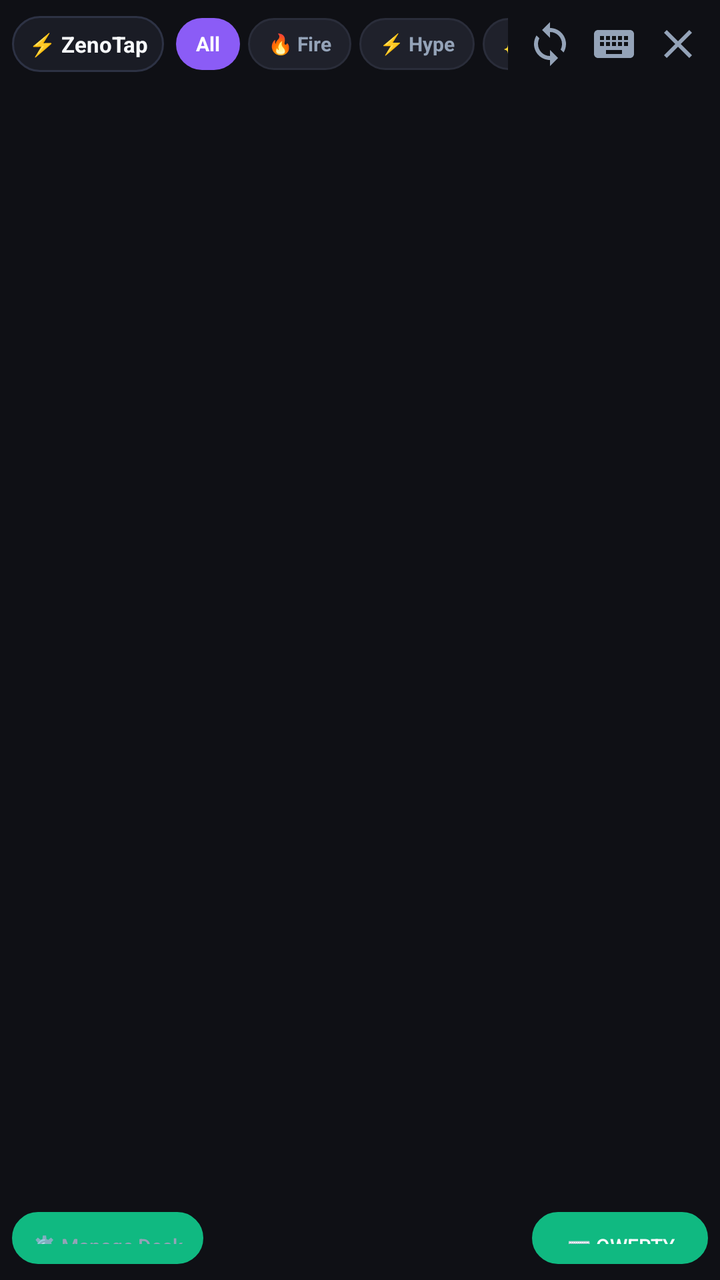
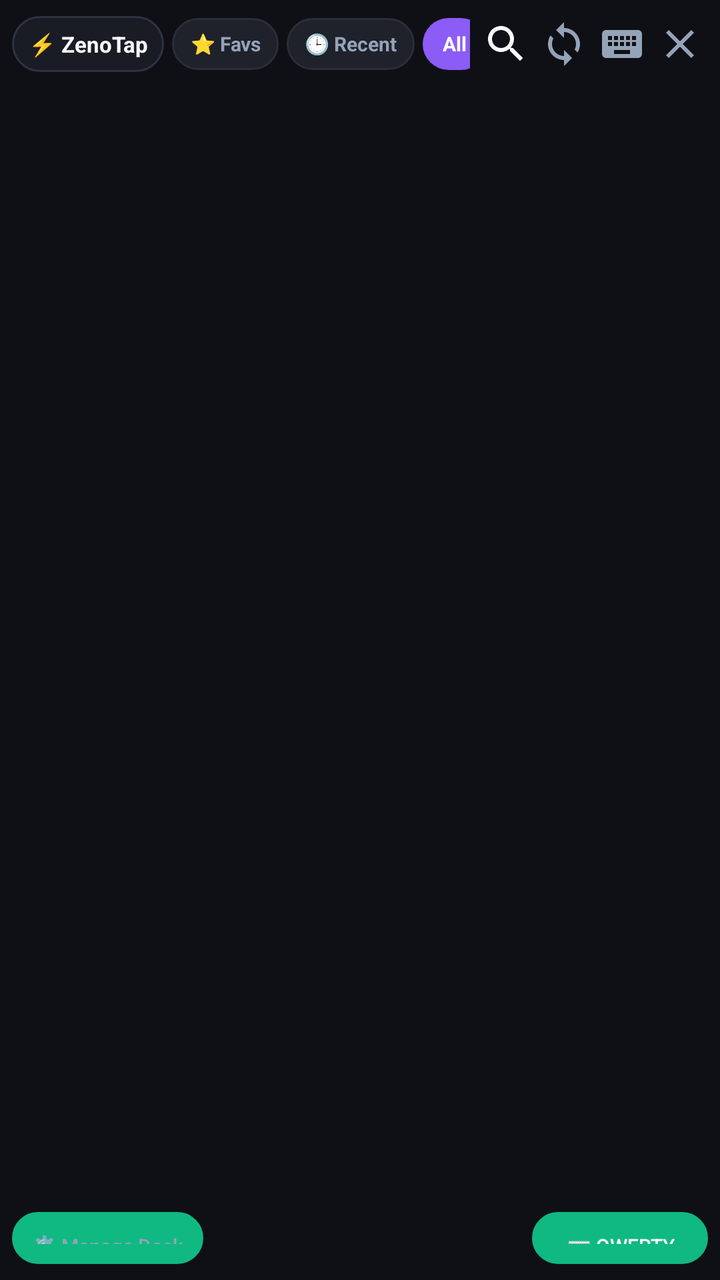

Screens rendered from an Android XML layout before and after an edit, with the pre-edit source and the edit as a unified diff.
<!-- AndroidManifest.xml: application theme Theme.ZenoTap -->
<!-- res/layout/keyboard_view.xml -->
<?xml version="1.0" encoding="utf-8"?>
<LinearLayout xmlns:android="http://schemas.android.com/apk/res/android"
    android:id="@+id/keyboard_root"
    android:layout_width="match_parent"
    android:layout_height="275dp"
    android:minHeight="265dp"
    android:orientation="vertical"
    android:background="@color/bg_obsidian"
    android:padding="6dp">

    
    <LinearLayout
        android:layout_width="match_parent"
        android:layout_height="36dp"
        android:orientation="horizontal"
        android:gravity="center_vertical"
        android:paddingBottom="4dp">

        
        <TextView
            android:id="@+id/tv_brand_logo"
            android:layout_width="wrap_content"
            android:layout_height="28dp"
            android:background="@drawable/bg_action_pill"
            android:gravity="center"
            android:paddingHorizontal="8dp"
            android:text="⚡ ZenoTap"
            android:textColor="@color/text_primary"
            android:textSize="11sp"
            android:textStyle="bold" />

        
        <HorizontalScrollView
            android:layout_width="0dp"
            android:layout_height="32dp"
            android:layout_weight="1"
            android:layout_marginHorizontal="6dp"
            android:scrollbars="none">

            <LinearLayout
                android:id="@+id/layout_filter_chips"
                android:layout_width="wrap_content"
                android:layout_height="match_parent"
                android:orientation="horizontal"
                android:gravity="center_vertical">

                <TextView
                    android:id="@+id/chip_all"
                    android:layout_width="wrap_content"
                    android:layout_height="26dp"
                    android:background="@drawable/bg_chip_active"
                    android:gravity="center"
                    android:paddingHorizontal="10dp"
                    android:text="All"
                    android:textColor="@color/pill_active_text"
                    android:textSize="10sp"
                    android:textStyle="bold"
                    android:clickable="true"
                    android:focusable="true" />

                <TextView
                    android:id="@+id/chip_fire"
                    android:layout_width="wrap_content"
                    android:layout_height="26dp"
                    android:layout_marginStart="4dp"
                    android:background="@drawable/bg_chip_inactive"
                    android:gravity="center"
                    android:paddingHorizontal="10dp"
                    android:text="🔥 Fire"
                    android:textColor="@color/pill_inactive_text"
                    android:textSize="10sp"
                    android:textStyle="bold"
                    android:clickable="true"
                    android:focusable="true" />

                <TextView
                    android:id="@+id/chip_hype"
                    android:layout_width="wrap_content"
                    android:layout_height="26dp"
                    android:layout_marginStart="4dp"
                    android:background="@drawable/bg_chip_inactive"
                    android:gravity="center"
                    android:paddingHorizontal="10dp"
                    android:text="⚡ Hype"
                    android:textColor="@color/pill_inactive_text"
                    android:textSize="10sp"
                    android:textStyle="bold"
                    android:clickable="true"
                    android:focusable="true" />

                <TextView
                    android:id="@+id/chip_vibe"
                    android:layout_width="wrap_content"
                    android:layout_height="26dp"
                    android:layout_marginStart="4dp"
                    android:background="@drawable/bg_chip_inactive"
                    android:gravity="center"
                    android:paddingHorizontal="10dp"
                    android:text="✨ Vibe"
                    android:textColor="@color/pill_inactive_text"
                    android:textSize="10sp"
                    android:textStyle="bold"
                    android:clickable="true"
                    android:focusable="true" />

                <TextView
                    android:id="@+id/chip_lol"
                    android:layout_width="wrap_content"
                    android:layout_height="26dp"
                    android:layout_marginStart="4dp"
                    android:background="@drawable/bg_chip_inactive"
                    android:gravity="center"
                    android:paddingHorizontal="10dp"
                    android:text="😂 LOL"
                    android:textColor="@color/pill_inactive_text"
                    android:textSize="10sp"
                    android:textStyle="bold"
                    android:clickable="true"
                    android:focusable="true" />

                <TextView
                    android:id="@+id/chip_love"
                    android:layout_width="wrap_content"
                    android:layout_height="26dp"
                    android:layout_marginStart="4dp"
                    android:background="@drawable/bg_chip_inactive"
                    android:gravity="center"
                    android:paddingHorizontal="10dp"
                    android:text="❤️ Love"
                    android:textColor="@color/pill_inactive_text"
                    android:textSize="10sp"
                    android:textStyle="bold"
                    android:clickable="true"
                    android:focusable="true" />

            </LinearLayout>
        </HorizontalScrollView>

        
        <ImageButton
            android:id="@+id/btn_sync_deck"
            android:layout_width="30dp"
            android:layout_height="30dp"
            android:background="?android:attr/selectableItemBackgroundBorderless"
            android:contentDescription="Sync Deck"
            android:src="@drawable/ic_sync_deck" />

        
        <ImageButton
            android:id="@+id/btn_switch_ime"
            android:layout_width="30dp"
            android:layout_height="30dp"
            android:layout_marginStart="2dp"
            android:background="?android:attr/selectableItemBackgroundBorderless"
            android:contentDescription="Switch Keyboard"
            android:src="@drawable/ic_keyboard_switch" />

        
        <ImageButton
            android:id="@+id/btn_close_keyboard"
            android:layout_width="30dp"
            android:layout_height="30dp"
            android:layout_marginStart="2dp"
            android:background="?android:attr/selectableItemBackgroundBorderless"
            android:contentDescription="Close Keyboard"
            android:src="@drawable/ic_close_keyboard" />

    </LinearLayout>

    
    <FrameLayout
        android:id="@+id/media_container"
        android:layout_width="match_parent"
        android:layout_height="0dp"
        android:minHeight="170dp"
        android:layout_weight="1"
        android:background="@color/bg_obsidian">

        
        <androidx.recyclerview.widget.RecyclerView
            android:id="@+id/rv_gif_deck"
            android:layout_width="match_parent"
            android:layout_height="match_parent"
            android:scrollbars="vertical"
            android:clipToPadding="false"
            android:paddingBottom="2dp"
            android:visibility="visible" />

        
        <LinearLayout
            android:id="@+id/layout_empty_deck"
            android:layout_width="match_parent"
            android:layout_height="match_parent"
            android:orientation="vertical"
            android:gravity="center"
            android:padding="16dp"
            android:visibility="gone">

            <TextView
                android:layout_width="wrap_content"
                android:layout_height="wrap_content"
                android:text="✨"
                android:textSize="28sp" />

            <TextView
                android:layout_width="wrap_content"
                android:layout_height="wrap_content"
                android:layout_marginTop="4dp"
                android:text="No Reactions in Category"
                android:textColor="@color/text_primary"
                android:textSize="13sp"
                android:textStyle="bold" />

            <Button
                android:id="@+id/btn_create_sample"
                style="?android:attr/borderlessButtonStyle"
                android:layout_width="wrap_content"
                android:layout_height="30dp"
                android:layout_marginTop="10dp"
                android:background="@drawable/bg_chip_active"
                android:text="✨ Reset Starter Reactions"
                android:textAllCaps="false"
                android:textColor="#FFFFFF"
                android:textSize="10sp"
                android:paddingHorizontal="14dp" />
        </LinearLayout>

        
        <TextView
            android:id="@+id/tv_feedback_toast"
            android:layout_width="wrap_content"
            android:layout_height="wrap_content"
            android:layout_gravity="bottom|center_horizontal"
            android:layout_marginBottom="8dp"
            android:background="@drawable/bg_feedback_toast"
            android:paddingHorizontal="16dp"
            android:paddingVertical="7dp"
            android:text="✓ Sent to chat! 🚀"
            android:textColor="@color/accent_emerald"
            android:textSize="11sp"
            android:textStyle="bold"
            android:elevation="6dp"
            android:visibility="gone" />

    </FrameLayout>

    
    <LinearLayout
        android:layout_width="match_parent"
        android:layout_height="30dp"
        android:layout_marginTop="3dp"
        android:orientation="horizontal"
        android:gravity="center_vertical">

        
        <Button
            android:id="@+id/btn_manage_deck"
            style="?android:attr/borderlessButtonStyle"
            android:layout_width="wrap_content"
            android:layout_height="26dp"
            android:background="@drawable/bg_action_pill"
            android:text="⚙️ Manage Deck"
            android:textAllCaps="false"
            android:textColor="@color/text_muted"
            android:textSize="10sp"
            android:paddingHorizontal="10dp" />

        <View
            android:layout_width="0dp"
            android:layout_height="1dp"
            android:layout_weight="1" />

        
        <Button
            android:id="@+id/btn_switch_input"
            style="?android:attr/borderlessButtonStyle"
            android:layout_width="wrap_content"
            android:layout_height="26dp"
            android:background="@drawable/bg_action_pill"
            android:text="⌨️ QWERTY"
            android:textAllCaps="false"
            android:textColor="@color/text_primary"
            android:textSize="10sp"
            android:paddingHorizontal="12dp" />

    </LinearLayout>

</LinearLayout>
<!-- resources referenced by this layout -->
<resources>
  <color name="accent_emerald">#10B981</color>
  <color name="bg_obsidian">#0F1015</color>
  <color name="pill_active_text">#FFFFFF</color>
  <color name="pill_inactive_text">#94A3B8</color>
  <color name="text_muted">#94A3B8</color>
  <color name="text_primary">#F8FAFC</color>
  <!-- drawable bg_action_pill (drawable) -->
  <?xml version="1.0" encoding="utf-8"?>
  <shape xmlns:android="http://schemas.android.com/apk/res/android"
      android:shape="rectangle">
      <corners android:radius="14dp" />
      <solid android:color="#1A1C25" />
      <stroke android:width="1dp" android:color="#2D3244" />
  </shape>
  <!-- drawable bg_chip_active (drawable) -->
  <?xml version="1.0" encoding="utf-8"?>
  <shape xmlns:android="http://schemas.android.com/apk/res/android"
      android:shape="rectangle">
      <corners android:radius="14dp" />
      <solid android:color="@color/pill_active_bg" />
  </shape>
  <!-- drawable bg_chip_inactive (drawable) -->
  <?xml version="1.0" encoding="utf-8"?>
  <shape xmlns:android="http://schemas.android.com/apk/res/android"
      android:shape="rectangle">
      <corners android:radius="14dp" />
      <solid android:color="@color/pill_inactive_bg" />
      <stroke android:width="1dp" android:color="@color/card_stroke" />
  </shape>
  <!-- drawable bg_feedback_toast (drawable) -->
  <?xml version="1.0" encoding="utf-8"?>
  <shape xmlns:android="http://schemas.android.com/apk/res/android"
      android:shape="rectangle">
      <corners android:radius="16dp" />
      <solid android:color="#F21E212E" />
      <stroke android:width="1dp" android:color="#10B981" />
  </shape>
  <style name="Theme.ZenoTap" parent="Theme.MaterialComponents.DayNight.NoActionBar">
          <item name="colorPrimary">@color/accent_emerald</item>
          <item name="colorSecondary">@color/accent_violet</item>
          <item name="colorSurface">@color/card_bg</item>
          <item name="android:statusBarColor">@color/bg_dark</item>
          <item name="android:windowBackground">@color/bg_dark</item>
      </style>
  <color name="pill_active_bg">#8B5CF6</color>
  <color name="pill_inactive_bg">#1F212B</color>
  <color name="card_stroke">#2A2D3A</color>
  <color name="accent_violet">#8B5CF6</color>
  <color name="card_bg">#1C1E26</color>
  <color name="bg_dark">#0F1015</color>
  <!-- unchanged entries left out for length: 3 -->
</resources>

<!-- the commit's change to res/layout/keyboard_view.xml (unified diff, before → after) -->
@@ -9,163 +9,277 @@
     android:padding="6dp">
 
     
-    <LinearLayout
+    <FrameLayout
         android:layout_width="match_parent"
         android:layout_height="36dp"
-        android:orientation="horizontal"
-        android:gravity="center_vertical"
         android:paddingBottom="4dp">
 
         
-        <TextView
-            android:id="@+id/tv_brand_logo"
-            android:layout_width="wrap_content"
-            android:layout_height="28dp"
-            android:background="@drawable/bg_action_pill"
-            android:gravity="center"
-            android:paddingHorizontal="8dp"
-            android:text="⚡ ZenoTap"
-            android:textColor="@color/text_primary"
-            android:textSize="11sp"
-            android:textStyle="bold" />
-
-        
-        <HorizontalScrollView
-            android:layout_width="0dp"
-            android:layout_height="32dp"
-            android:layout_weight="1"
-            android:layout_marginHorizontal="6dp"
-            android:scrollbars="none">
-
+        <LinearLayout
+            android:id="@+id/layout_toolbar_default"
+            android:layout_width="match_parent"
+            android:layout_height="match_parent"
+            android:orientation="horizontal"
+            android:gravity="center_vertical"
+            android:visibility="visible">
+
+            
+            <TextView
+                android:id="@+id/tv_brand_logo"
+                android:layout_width="wrap_content"
+                android:layout_height="28dp"
+                android:background="@drawable/bg_action_pill"
+                android:gravity="center"
+                android:paddingHorizontal="8dp"
+                android:text="⚡ ZenoTap"
+                android:textColor="@color/text_primary"
+                android:textSize="11sp"
+                android:textStyle="bold" />
+
+            
+            <HorizontalScrollView
+                android:layout_width="0dp"
+                android:layout_height="32dp"
+                android:layout_weight="1"
+                android:layout_marginHorizontal="4dp"
+                android:scrollbars="none">
+
+                <LinearLayout
+                    android:id="@+id/layout_filter_chips"
+                    android:layout_width="wrap_content"
+                    android:layout_height="match_parent"
+                    android:orientation="horizontal"
+                    android:gravity="center_vertical">
+
+                    
+                    <TextView
+                        android:id="@+id/chip_favs"
+                        android:layout_width="wrap_content"
+                        android:layout_height="26dp"
+                        android:background="@drawable/bg_chip_inactive"
+                        android:gravity="center"
+                        android:paddingHorizontal="9dp"
+                        android:text="⭐ Favs"
+                        android:textColor="@color/pill_inactive_text"
+                        android:textSize="10sp"
+                        android:textStyle="bold"
+                        android:clickable="true"
+                        android:focusable="true" />
+
+                    
+                    <TextView
+                        android:id="@+id/chip_recent"
+                        android:layout_width="wrap_content"
+                        android:layout_height="26dp"
+                        android:layout_marginStart="4dp"
+                        android:background="@drawable/bg_chip_inactive"
+                        android:gravity="center"
+                        android:paddingHorizontal="9dp"
+                        android:text="🕒 Recent"
+                        android:textColor="@color/pill_inactive_text"
+                        android:textSize="10sp"
+                        android:textStyle="bold"
+                        android:clickable="true"
+                        android:focusable="true" />
+
+                    <TextView
+                        android:id="@+id/chip_all"
+                        android:layout_width="wrap_content"
+                        android:layout_height="26dp"
+                        android:layout_marginStart="4dp"
+                        android:background="@drawable/bg_chip_active"
+                        android:gravity="center"
+                        android:paddingHorizontal="10dp"
+                        android:text="All"
+                        android:textColor="@color/pill_active_text"
+                        android:textSize="10sp"
+                        android:textStyle="bold"
+                        android:clickable="true"
+                        android:focusable="true" />
+
+                    <TextView
+                        android:id="@+id/chip_fire"
+                        android:layout_width="wrap_content"
+                        android:layout_height="26dp"
+                        android:layout_marginStart="4dp"
+                        android:background="@drawable/bg_chip_inactive"
+                        android:gravity="center"
+                        android:paddingHorizontal="9dp"
+                        android:text="🔥 Fire"
+                        android:textColor="@color/pill_inactive_text"
+                        android:textSize="10sp"
+                        android:textStyle="bold"
+                        android:clickable="true"
+                        android:focusable="true" />
+
+                    <TextView
+                        android:id="@+id/chip_hype"
+                        android:layout_width="wrap_content"
+                        android:layout_height="26dp"
+                        android:layout_marginStart="4dp"
+                        android:background="@drawable/bg_chip_inactive"
+                        android:gravity="center"
+                        android:paddingHorizontal="9dp"
+                        android:text="⚡ Hype"
+                        android:textColor="@color/pill_inactive_text"
+                        android:textSize="10sp"
+                        android:textStyle="bold"
+                        android:clickable="true"
+                        android:focusable="true" />
+
+                    <TextView
+                        android:id="@+id/chip_vibe"
+                        android:layout_width="wrap_content"
+                        android:layout_height="26dp"
+                        android:layout_marginStart="4dp"
+                        android:background="@drawable/bg_chip_inactive"
+                        android:gravity="center"
+                        android:paddingHorizontal="9dp"
+                        android:text="✨ Vibe"
+                        android:textColor="@color/pill_inactive_text"
+                        android:textSize="10sp"
+                        android:textStyle="bold"
+                        android:clickable="true"
+                        android:focusable="true" />
+
+                    <TextView
+                        android:id="@+id/chip_lol"
+                        android:layout_width="wrap_content"
+                        android:layout_height="26dp"
+                        android:layout_marginStart="4dp"
+                        android:background="@drawable/bg_chip_inactive"
+                        android:gravity="center"
+                        android:paddingHorizontal="9dp"
+                        android:text="😂 LOL"
+                        android:textColor="@color/pill_inactive_text"
+                        android:textSize="10sp"
+                        android:textStyle="bold"
+                        android:clickable="true"
+                        android:focusable="true" />
+
+                    <TextView
+                        android:id="@+id/chip_love"
+                        android:layout_width="wrap_content"
+                        android:layout_height="26dp"
+                        android:layout_marginStart="4dp"
+                        android:background="@drawable/bg_chip_inactive"
+                        android:gravity="center"
+                        android:paddingHorizontal="9dp"
+                        android:text="❤️ Love"
+                        android:textColor="@color/pill_inactive_text"
+                        android:textSize="10sp"
+                        android:textStyle="bold"
+                        android:clickable="true"
+                        android:focusable="true" />
+
+                </LinearLayout>
+            </HorizontalScrollView>
+
+            
+            <ImageButton
+                android:id="@+id/btn_toggle_search"
+                android:layout_width="28dp"
+                android:layout_height="28dp"
+                android:background="?android:attr/selectableItemBackgroundBorderless"
+                android:contentDescription="Search Reactions"
+                android:src="@drawable/ic_search" />
+
+            
+            <ImageButton
+                android:id="@+id/btn_sync_deck"
+                android:layout_width="28dp"
+                android:layout_height="28dp"
+                android:layout_marginStart="1dp"
+                android:background="?android:attr/selectableItemBackgroundBorderless"
+                android:contentDescription="Sync Deck"
+                android:src="@drawable/ic_sync_deck" />
+
+            
+            <ImageButton
+                android:id="@+id/btn_switch_ime"
+                android:layout_width="28dp"
+                android:layout_height="28dp"
+                android:layout_marginStart="1dp"
+                android:background="?android:attr/selectableItemBackgroundBorderless"
+                android:contentDescription="Switch Keyboard"
+                android:src="@drawable/ic_keyboard_switch" />
+
+            
+            <ImageButton
+                android:id="@+id/btn_close_keyboard"
+                android:layout_width="28dp"
+                android:layout_height="28dp"
+                android:layout_marginStart="1dp"
+                android:background="?android:attr/selectableItemBackgroundBorderless"
+                android:contentDescription="Close Keyboard"
+                android:src="@drawable/ic_close_keyboard" />
+
+        </LinearLayout>
+
+        
+        <LinearLayout
+            android:id="@+id/layout_toolbar_search"
+            android:layout_width="match_parent"
+            android:layout_height="match_parent"
+            android:orientation="horizontal"
+            android:gravity="center_vertical"
+            android:visibility="gone">
+
+            
+            <ImageButton
+                android:id="@+id/btn_close_search"
+                android:layout_width="30dp"
+                android:layout_height="30dp"
+                android:background="?android:attr/selectableItemBackgroundBorderless"
+                android:contentDescription="Close Search"
+                android:src="@drawable/ic_back_search" />
+
+            
             <LinearLayout
-                android:id="@+id/layout_filter_chips"
-                android:layout_width="wrap_content"
-                android:layout_height="match_parent"
+                android:layout_width="0dp"
+                android:layout_height="30dp"
+                android:layout_weight="1"
+                android:layout_marginStart="4dp"
+                android:background="@drawable/bg_search_bar"
                 android:orientation="horizontal"
-                android:gravity="center_vertical">
-
-                <TextView
-                    android:id="@+id/chip_all"
-                    android:layout_width="wrap_content"
-                    android:layout_height="26dp"
-                    android:background="@drawable/bg_chip_active"
-                    android:gravity="center"
-                    android:paddingHorizontal="10dp"
-                    android:text="All"
-                    android:textColor="@color/pill_active_text"
-                    android:textSize="10sp"
-                    android:textStyle="bold"
-                    android:clickable="true"
-                    android:focusable="true" />
-
-                <TextView
-                    android:id="@+id/chip_fire"
-                    android:layout_width="wrap_content"
-                    android:layout_height="26dp"
-                    android:layout_marginStart="4dp"
-                    android:background="@drawable/bg_chip_inactive"
-                    android:gravity="center"
-                    android:paddingHorizontal="10dp"
-                    android:text="🔥 Fire"
-                    android:textColor="@color/pill_inactive_text"
-                    android:textSize="10sp"
-                    android:textStyle="bold"
-                    android:clickable="true"
-                    android:focusable="true" />
-
-                <TextView
-                    android:id="@+id/chip_hype"
-                    android:layout_width="wrap_content"
-                    android:layout_height="26dp"
-                    android:layout_marginStart="4dp"
-                    android:background="@drawable/bg_chip_inactive"
-                    android:gravity="center"
-                    android:paddingHorizontal="10dp"
-                    android:text="⚡ Hype"
-                    android:textColor="@color/pill_inactive_text"
-                    android:textSize="10sp"
-                    android:textStyle="bold"
-                    android:clickable="true"
-                    android:focusable="true" />
-
-                <TextView
-                    android:id="@+id/chip_vibe"
-                    android:layout_width="wrap_content"
-                    android:layout_height="26dp"
-                    android:layout_marginStart="4dp"
-                    android:background="@drawable/bg_chip_inactive"
-                    android:gravity="center"
-                    android:paddingHorizontal="10dp"
-                    android:text="✨ Vibe"
-                    android:textColor="@color/pill_inactive_text"
-                    android:textSize="10sp"
-                    android:textStyle="bold"
-                    android:clickable="true"
-                    android:focusable="true" />
-
-                <TextView
-                    android:id="@+id/chip_lol"
-                    android:layout_width="wrap_content"
-                    android:layout_height="26dp"
-                    android:layout_marginStart="4dp"
-                    android:background="@drawable/bg_chip_inactive"
-                    android:gravity="center"
-                    android:paddingHorizontal="10dp"
-                    android:text="😂 LOL"
-                    android:textColor="@color/pill_inactive_text"
-                    android:textSize="10sp"
-                    android:textStyle="bold"
-                    android:clickable="true"
-                    android:focusable="true" />
-
-                <TextView
-                    android:id="@+id/chip_love"
-                    android:layout_width="wrap_content"
-                    android:layout_height="26dp"
-                    android:layout_marginStart="4dp"
-                    android:background="@drawable/bg_chip_inactive"
-                    android:gravity="center"
-                    android:paddingHorizontal="10dp"
-                    android:text="❤️ Love"
-                    android:textColor="@color/pill_inactive_text"
-                    android:textSize="10sp"
-                    android:textStyle="bold"
-                    android:clickable="true"
-                    android:focusable="true" />
+                android:gravity="center_vertical"
+                android:paddingHorizontal="8dp">
+
+                <ImageView
+                    android:layout_width="16dp"
+                    android:layout_height="16dp"
+                    android:src="@drawable/ic_search"
+                    android:contentDescription="Search Icon" />
+
+                <EditText
+                    android:id="@+id/et_search_reactions"
+                    android:layout_width="0dp"
+                    android:layout_height="match_parent"
+                    android:layout_weight="1"
+                    android:layout_marginStart="6dp"
+                    android:background="@null"
+                    android:hint="Search reactions or tags..."
+                    android:textColorHint="@color/text_muted"
+                    android:textColor="@color/text_primary"
+                    android:textSize="11sp"
+                    android:singleLine="true"
+                    android:imeOptions="actionDone"
+                    android:importantForAutofill="no" />
+
+                <ImageButton
+                    android:id="@+id/btn_clear_search"
+                    android:layout_width="22dp"
+                    android:layout_height="22dp"
+                    android:background="?android:attr/selectableItemBackgroundBorderless"
+                    android:contentDescription="Clear Search"
+                    android:src="@drawable/ic_clear_search"
+                    android:visibility="gone" />
 
             </LinearLayout>
-        </HorizontalScrollView>
-
-        
-        <ImageButton
-            android:id="@+id/btn_sync_deck"
-            android:layout_width="30dp"
-            android:layout_height="30dp"
-            android:background="?android:attr/selectableItemBackgroundBorderless"
-            android:contentDescription="Sync Deck"
-            android:src="@drawable/ic_sync_deck" />
-
-        
-        <ImageButton
-            android:id="@+id/btn_switch_ime"
-            android:layout_width="30dp"
-            android:layout_height="30dp"
-            android:layout_marginStart="2dp"
-            android:background="?android:attr/selectableItemBackgroundBorderless"
-            android:contentDescription="Switch Keyboard"
-            android:src="@drawable/ic_keyboard_switch" />
-
-        
-        <ImageButton
-            android:id="@+id/btn_close_keyboard"
-            android:layout_width="30dp"
-            android:layout_height="30dp"
-            android:layout_marginStart="2dp"
-            android:background="?android:attr/selectableItemBackgroundBorderless"
-            android:contentDescription="Close Keyboard"
-            android:src="@drawable/ic_close_keyboard" />
-
-    </LinearLayout>
+
+        </LinearLayout>
+
+    </FrameLayout>
 
     
     <FrameLayout
<!-- resource entries referenced after the edit -->
@@ -37,6 +37,46 @@
       <solid android:color="#F21E212E" />
       <stroke android:width="1dp" android:color="#10B981" />
   </shape>
+  <!-- drawable bg_search_bar (drawable) -->
+  <?xml version="1.0" encoding="utf-8"?>
+  <shape xmlns:android="http://schemas.android.com/apk/res/android"
+      android:shape="rectangle">
+      <solid android:color="#1A1C24" />
+      <corners android:radius="14dp" />
+      <stroke
+          android:width="1dp"
+          android:color="#2E3242" />
+  </shape>
+  <!-- drawable ic_back_search (drawable) -->
+  <vector xmlns:android="http://schemas.android.com/apk/res/android"
+      android:width="20dp"
+      android:height="20dp"
+      android:viewportWidth="24"
+      android:viewportHeight="24">
+    <path
+        android:fillColor="@color/text_primary"
+        android:pathData="M20,11H7.83l5.59,-5.59L12,4l-8,8 8,8 1.41,-1.41L7.83,13H20v-2z"/>
+  </vector>
+  <!-- drawable ic_clear_search (drawable) -->
+  <vector xmlns:android="http://schemas.android.com/apk/res/android"
+      android:width="20dp"
+      android:height="20dp"
+      android:viewportWidth="24"
+      android:viewportHeight="24">
+    <path
+        android:fillColor="@color/text_muted"
+        android:pathData="M19,6.41L17.59,5 12,10.59 6.41,5 5,6.41 10.59,12 5,17.59 6.41,19 12,13.41 17.59,19 19,17.59 13.41,12z"/>
+  </vector>
+  <!-- drawable ic_search (drawable) -->
+  <vector xmlns:android="http://schemas.android.com/apk/res/android"
+      android:width="24dp"
+      android:height="24dp"
+      android:viewportWidth="24"
+      android:viewportHeight="24">
+    <path
+        android:fillColor="@color/text_primary"
+        android:pathData="M15.5,14h-0.79l-0.28,-0.27C15.41,12.59 16,11.11 16,9.5 16,5.91 13.09,3 9.5,3S3,5.91 3,9.5 5.91,16 9.5,16c1.61,0 3.09,-0.59 4.23,-1.57l0.27,0.28v0.79l5,4.99L20.49,19l-4.99,-5zm-6,0C7.01,14 5,11.99 5,9.5S7.01,5 9.5,5 14,7.01 14,9.5 11.99,14 9.5,14z"/>
+  </vector>
   <style name="Theme.ZenoTap" parent="Theme.MaterialComponents.DayNight.NoActionBar">
           <item name="colorPrimary">@color/accent_emerald</item>
           <item name="colorSecondary">@color/accent_violet</item>
